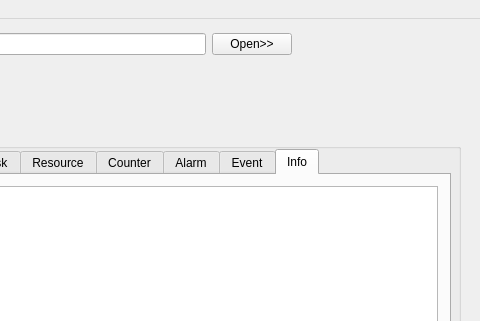
Old version of the form gainos_studio/ui_forms/GaInOsStudio.ui in the repository parai/GaInOS_Based_On_uTenux-tkernel; both pictures show x 560 to 1040 and y 0 to 321 of the 1040 by 617 pixel window.
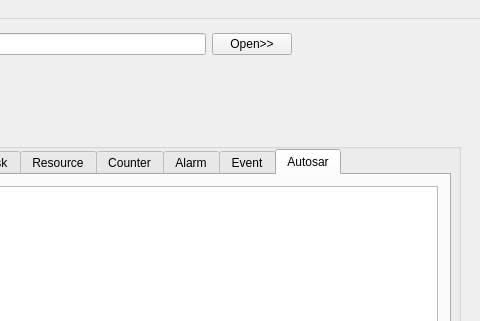
New version of the form.

The edit to the form file:
```diff
--- a/gainos_studio/ui_forms/GaInOsStudio.ui
+++ b/gainos_studio/ui_forms/GaInOsStudio.ui
@@ -685,7 +685,7 @@
      </widget>
      <widget class="QWidget" name="tab">
       <attribute name="title">
-       <string>Info</string>
+       <string>Autosar</string>
       </attribute>
       <widget class="QPlainTextEdit" name="pteInfo">
        <property name="geometry">
```
